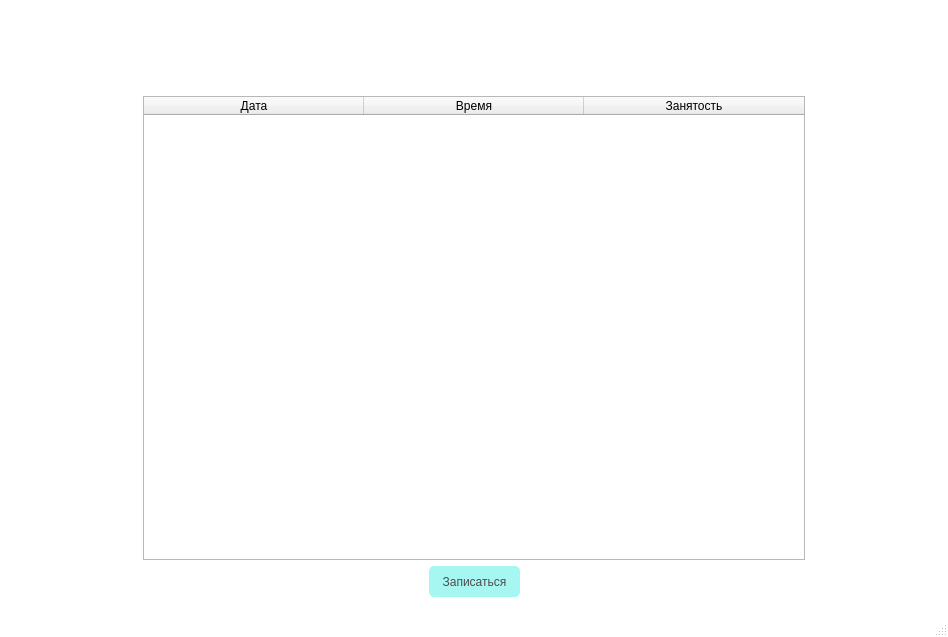
Above: ui/patient.ui from TomilinWow/PolyclinicSupportSystem before the change. Below: the same form after it.
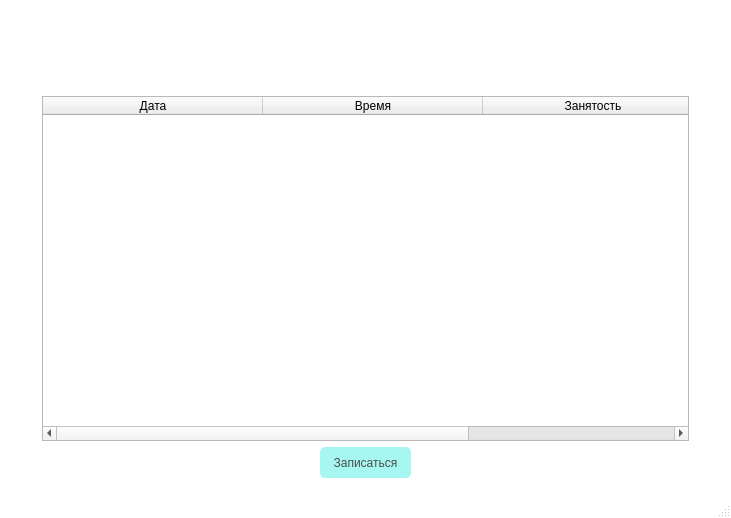
That is the form after the change. The open tabs and pages were chosen to show the change. Icons and pictures are not drawn.

Diff of the .ui file:
```diff
--- a/ui/patient.ui
+++ b/ui/patient.ui
@@ -6,8 +6,8 @@
    <rect>
     <x>0</x>
     <y>0</y>
-    <width>948</width>
-    <height>637</height>
+    <width>731</width>
+    <height>518</height>
    </rect>
   </property>
   <property name="windowTitle">
```
Left out of the diff: 6 changed lines with no effect on the pictures.
